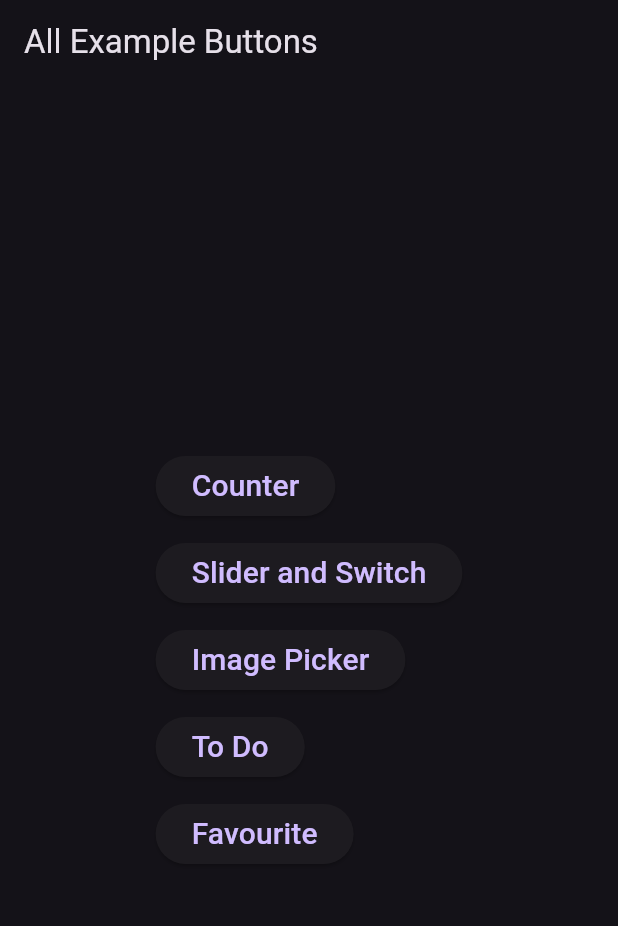
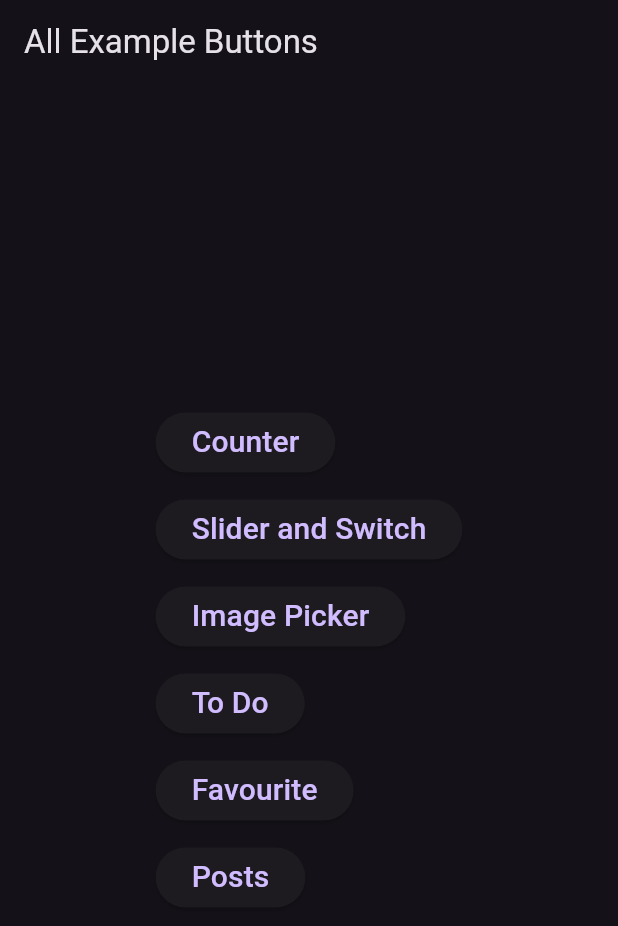
Before and after one commit to Hashimkhann1/bloc-statemanagment, a Flutter app: the screen it shows after launch, on a phone screen of 412 x 824 dp. Shown: the top 926 px of the screen. Run offline on Flutter 3.47's test engine with Material 3 defaults, Android fonts, the phone set to English and light mode, and no system bars; our stand-ins replace bloc, equatable, flutter_bloc, image_picker.

Commit message:
new button is added for posts

```diff
--- a/lib/view/all_example_view/all_example_view.dart
+++ b/lib/view/all_example_view/all_example_view.dart
@@ -2,6 +2,7 @@ import 'package:blockstatemanagment/view/couteere_exp/couteere_exp.dart';
 import 'package:blockstatemanagment/view/exapmle_two/example_two.dart';
 import 'package:blockstatemanagment/view/favourite_view/favourite_view.dart';
 import 'package:blockstatemanagment/view/image_picker_view/image_picker_view.dart';
+import 'package:blockstatemanagment/view/posts_view/posts_view.dart';
 import 'package:blockstatemanagment/view/to_do_view/to_do_view.dart';
 import 'package:flutter/material.dart';
 
@@ -34,10 +35,16 @@ class AllExampleView extends StatelessWidget {
             ElevatedButton(onPressed: () {
               Navigator.push(context, MaterialPageRoute(builder: (context) => ToDoView()));
             }, child: Text("To Do",style: TextStyle(fontSize: 20),)),
+
             SizedBox(height: 10,),
             ElevatedButton(onPressed: () {
               Navigator.push(context, MaterialPageRoute(builder: (context) => FavouriteView()));
             }, child: Text("Favourite",style: TextStyle(fontSize: 20),)),
+
+            SizedBox(height: 10,),
+            ElevatedButton(onPressed: () {
+              Navigator.push(context, MaterialPageRoute(builder: (context) => PostsView()));
+            }, child: Text("Posts",style: TextStyle(fontSize: 20),)),
           ],
         ),
       ),
```
